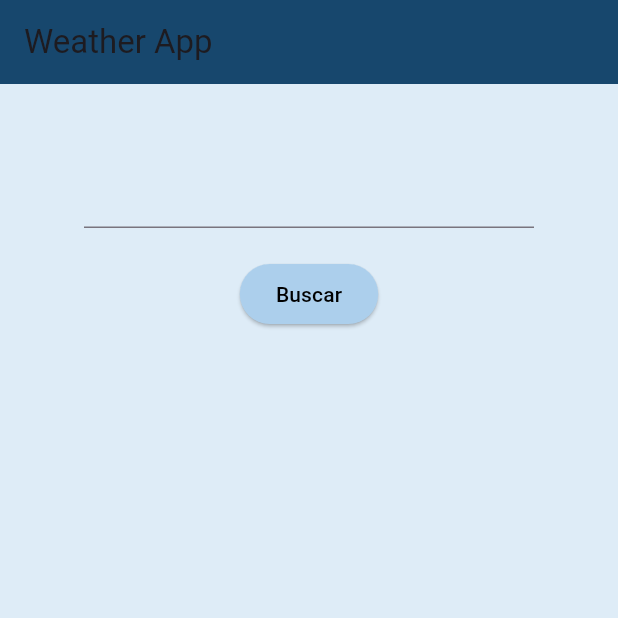
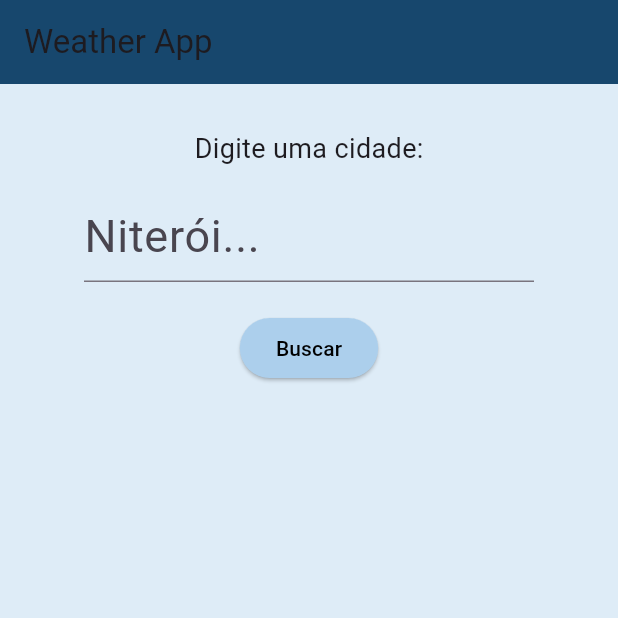
Before and after one commit to morgixin/weather-app, a Flutter app: the screen it shows after launch, on a phone screen of 412 x 824 dp, the top half of it. Run offline on Flutter 3.47's test engine with Material 3 defaults, Android fonts, the phone set to English and light mode, and no system bars.

Commit message:
add context to textfield

```diff
--- a/lib/main.dart
+++ b/lib/main.dart
@@ -138,14 +138,18 @@ class _HomeState extends State<Home> {
                   Forecast(context),
                 ]
                 else ...[
+                  SizedBox(height: 10,),
+                  Text("Digite uma cidade:", style: TextStyle(fontSize: 18),),
+                  SizedBox(height: 15,),
                   SizedBox(
                     width: 300,
                     child: TextField(
                       keyboardType: TextInputType.text,
                       controller: _controller,
                       style: TextStyle(
-                        fontSize: 40
+                        fontSize: 30,
                       ),
+                      decoration: InputDecoration(hintText: 'Niterói...'),
                     ),
                   ),
                   SizedBox(height: 20,),
```
